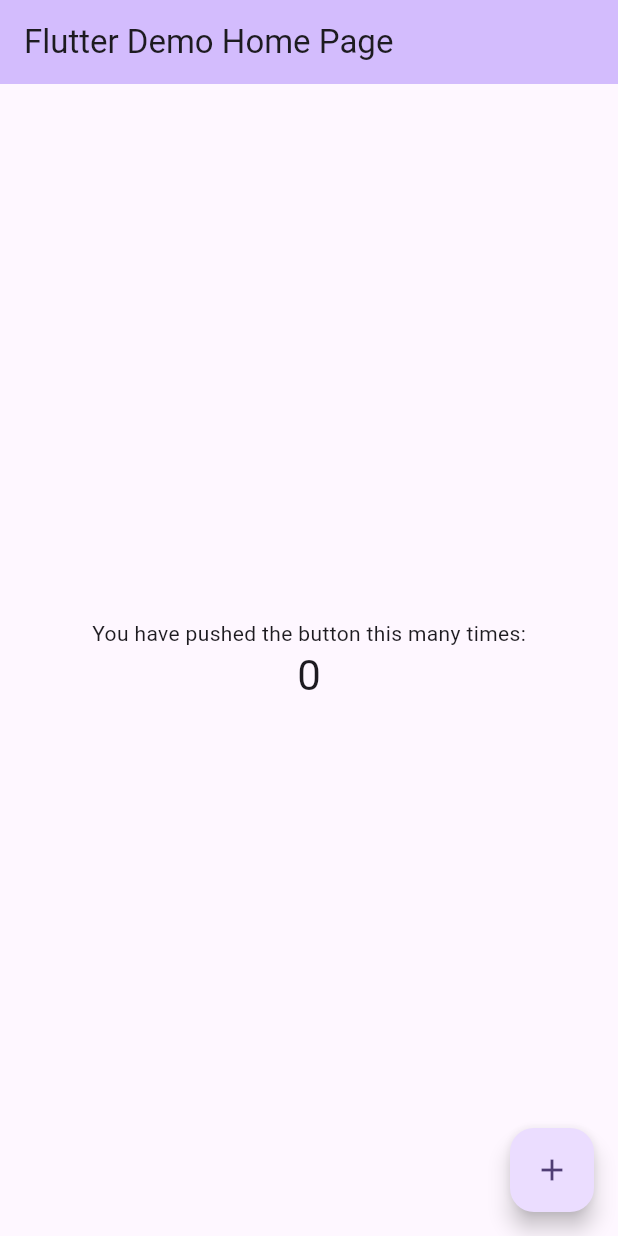
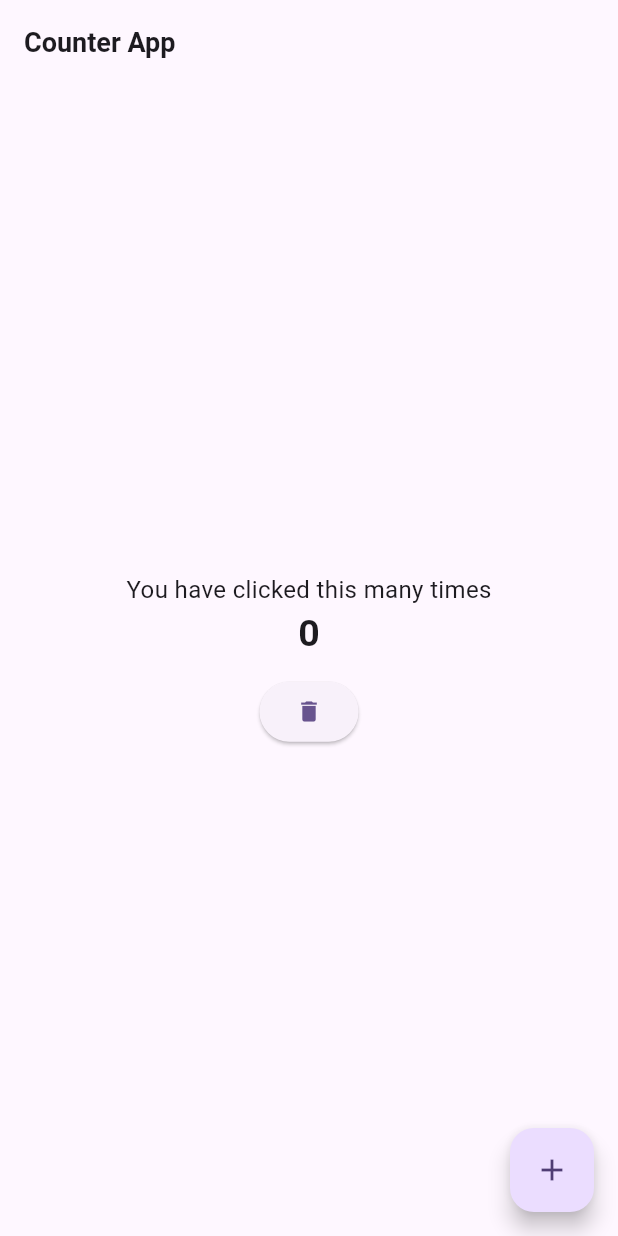
Before and after one commit to dexzter07/Flutter-Riverpod-Tutorial, a Flutter app: the screen it shows after launch, on a phone screen of 412 x 824 dp. Run offline on Flutter 3.47's test engine with Material 3 defaults, Android fonts, the phone set to English and light mode, and no system bars; our stand-ins replace flutter_riverpod, riverpod_annotation; generated files the repository leaves out were written again.

Commit message:
Counter app completed

```diff
--- a/lib/main.dart
+++ b/lib/main.dart
@@ -1,125 +1,22 @@
 import 'package:flutter/material.dart';
+import 'package:flutter_riverpod/flutter_riverpod.dart';
+import 'package:riverpod_tut/screens/home_screen.dart';
 
 void main() {
-  runApp(const MyApp());
+  runApp(const ProviderScope(child: MyApp()));
 }
 
 class MyApp extends StatelessWidget {
   const MyApp({super.key});
-
-  // This widget is the root of your application.
   @override
   Widget build(BuildContext context) {
     return MaterialApp(
       title: 'Flutter Demo',
       theme: ThemeData(
-        // This is the theme of your application.
-        //
-        // TRY THIS: Try running your application with "flutter run". You'll see
-        // the application has a purple toolbar. Then, without quitting the app,
-        // try changing the seedColor in the colorScheme below to Colors.green
-        // and then invoke "hot reload" (save your changes or press the "hot
-        // reload" button in a Flutter-supported IDE, or press "r" if you used
-        // the command line to start the app).
-        //
-        // Notice that the counter didn't reset back to zero; the application
-        // state is not lost during the reload. To reset the state, use hot
-        // restart instead.
-        //
-        // This works for code too, not just values: Most code changes can be
-        // tested with just a hot reload.
         colorScheme: ColorScheme.fromSeed(seedColor: Colors.deepPurple),
         useMaterial3: true,
       ),
-      home: const MyHomePage(title: 'Flutter Demo Home Page'),
+      home: const HomeScreen(),
     );
   }
 }
-
-class MyHomePage extends StatefulWidget {
-  const MyHomePage({super.key, required this.title});
-
-  // This widget is the home page of your application. It is stateful, meaning
-  // that it has a State object (defined below) that contains fields that affect
-  // how it looks.
-
-  // This class is the configuration for the state. It holds the values (in this
-  // case the title) provided by the parent (in this case the App widget) and
-  // used by the build method of the State. Fields in a Widget subclass are
-  // always marked "final".
-
-  final String title;
-
-  @override
-  State<MyHomePage> createState() => _MyHomePageState();
-}
-
-class _MyHomePageState extends State<MyHomePage> {
-  int _counter = 0;
-
-  void _incrementCounter() {
-    setState(() {
-      // This call to setState tells the Flutter framework that something has
-      // changed in this State, which causes it to rerun the build method below
-      // so that the display can reflect the updated values. If we changed
-      // _counter without calling setState(), then the build method would not be
-      // called again, and so nothing would appear to happen.
-      _counter++;
-    });
-  }
-
-  @override
-  Widget build(BuildContext context) {
-    // This method is rerun every time setState is called, for instance as done
-    // by the _incrementCounter method above.
-    //
-    // The Flutter framework has been optimized to make rerunning build methods
-    // fast, so that you can just rebuild anything that needs updating rather
-    // than having to individually change instances of widgets.
-    return Scaffold(
-      appBar: AppBar(
-        // TRY THIS: Try changing the color here to a specific color (to
-        // Colors.amber, perhaps?) and trigger a hot reload to see the AppBar
-        // change color while the other colors stay the same.
-        backgroundColor: Theme.of(context).colorScheme.inversePrimary,
-        // Here we take the value from the MyHomePage object that was created by
-        // the App.build method, and use it to set our appbar title.
-        title: Text(widget.title),
-      ),
-      body: Center(
-        // Center is a layout widget. It takes a single child and positions it
-        // in the middle of the parent.
-        child: Column(
-          // Column is also a layout widget. It takes a list of children and
-          // arranges them vertically. By default, it sizes itself to fit its
-          // children horizontally, and tries to be as tall as its parent.
-          //
-          // Column has various properties to control how it sizes itself and
-          // how it positions its children. Here we use mainAxisAlignment to
-          // center the children vertically; the main axis here is the vertical
-          // axis because Columns are vertical (the cross axis would be
-          // horizontal).
-          //
-          // TRY THIS: Invoke "debug painting" (choose the "Toggle Debug Paint"
-          // action in the IDE, or press "p" in the console), to see the
-          // wireframe for each widget.
-          mainAxisAlignment: MainAxisAlignment.center,
-          children: <Widget>[
-            const Text(
-              'You have pushed the button this many times:',
-            ),
-            Text(
-              '$_counter',
-              style: Theme.of(context).textTheme.headlineMedium,
-            ),
-          ],
-        ),
-      ),
-      floatingActionButton: FloatingActionButton(
-        onPressed: _incrementCounter,
-        tooltip: 'Increment',
-        child: const Icon(Icons.add),
-      ), // This trailing comma makes auto-formatting nicer for build methods.
-    );
-  }
-}
--- /dev/null
+++ b/lib/provider/counter_provider.dart
@@ -0,0 +1,16 @@
+import 'package:riverpod_annotation/riverpod_annotation.dart';
+
+part 'counter_provider.g.dart';
+
+@riverpod
+class Counter extends _$Counter {
+  @override
+
+  // initialise the value
+  int build() => 0;
+
+  // * methods
+
+  void increment() => state++;
+  void decrement() => state--;
+}
--- /dev/null
+++ b/lib/screens/home_screen.dart
@@ -0,0 +1,53 @@
+import 'package:flutter/material.dart';
+import 'package:flutter_riverpod/flutter_riverpod.dart';
+import 'package:riverpod_tut/provider/counter_provider.dart';
+
+class HomeScreen extends ConsumerWidget {
+  const HomeScreen({super.key});
+
+  @override
+  Widget build(BuildContext context, WidgetRef ref) {
+    return Scaffold(
+      appBar: AppBar(
+        title: const Text(
+          "Counter App",
+          style: TextStyle(fontSize: 18, fontWeight: FontWeight.bold),
+        ),
+      ),
+      body: Center(
+        child: Column(
+          mainAxisAlignment: MainAxisAlignment.center,
+          children: [
+            const Text(
+              "You have clicked this many times",
+              style: TextStyle(fontSize: 16),
+            ),
+            Consumer(builder: (context, WidgetRef ref, Widget? child) {
+              final counter = ref.watch(counterProvider);
+
+              return Text(
+                counter.toString(),
+                style:
+                    const TextStyle(fontSize: 25, fontWeight: FontWeight.bold),
+              );
+            }),
+            const SizedBox(
+              height: 10,
+            ),
+            ElevatedButton(
+                onPressed: () {
+                  ref.read(counterProvider.notifier).decrement();
+                },
+                child: const Icon(Icons.delete))
+          ],
+        ),
+      ),
+      floatingActionButton: FloatingActionButton(
+        onPressed: () {
+          ref.read(counterProvider.notifier).increment();
+        },
+        child: const Icon(Icons.add),
+      ),
+    );
+  }
+}
--- a/pubspec.yaml
+++ b/pubspec.yaml
@@ -35,6 +35,8 @@ dependencies:
   # The following adds the Cupertino Icons font to your application.
   # Use with the CupertinoIcons class for iOS style icons.
   cupertino_icons: ^1.0.8
+  flutter_riverpod: ^2.5.1
+  riverpod_annotation: ^2.3.5
 
 dev_dependencies:
   flutter_test:
@@ -46,6 +48,8 @@ dev_dependencies:
   # package. See that file for information about deactivating specific lint
   # rules and activating additional ones.
   flutter_lints: ^4.0.0
+  riverpod_generator: ^2.4.3
+  build_runner: ^2.4.12
 
 # For information on the generic Dart part of this file, see the
 # following page: https://dart.dev/tools/pub/pubspec
```
Also changed, not shown: lib/provider/counter_provider.g.dart (added), pubspec.lock.
